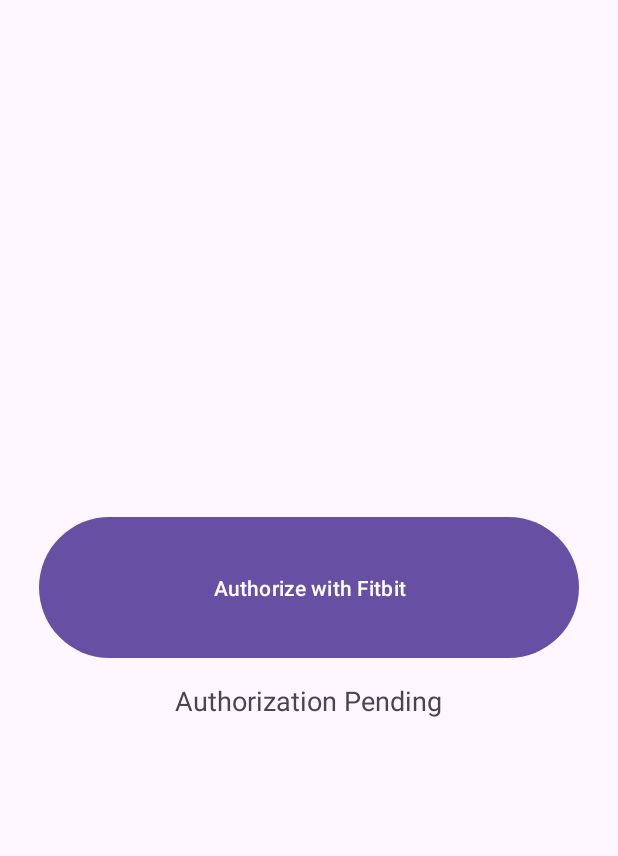
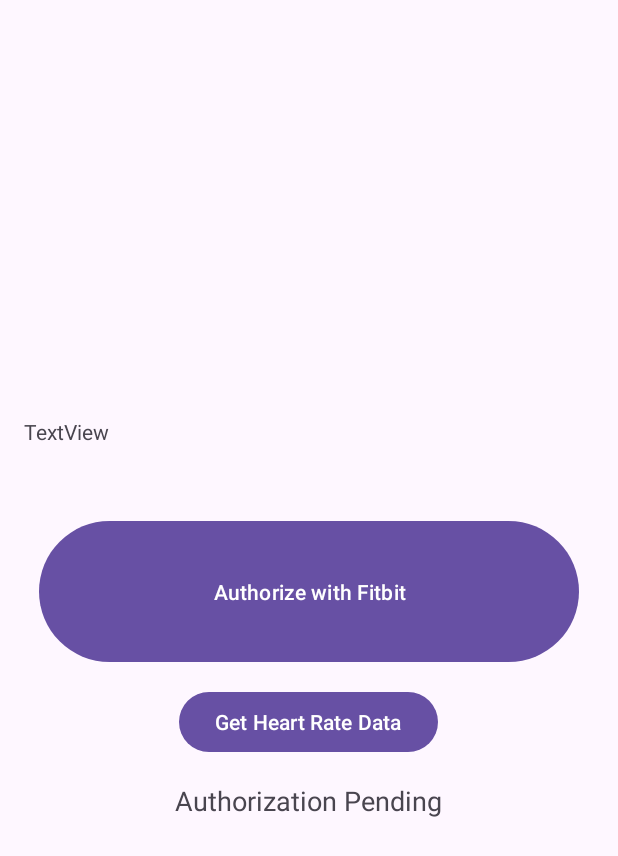
Before and after one commit to PVP-project-K355/pvp_project, an Android app: the MainActivity screen opened directly, with no data from a screen before it, on a phone screen of 412 x 824 dp. Shown: the top 856 px of the screen. Run offline under Robolectric (Android 15) with nearby library versions, the phone set to English and light mode, and no system bars.

Commit message:
authentication done, started implementation of data gathering

```diff
--- a/app/src/main/res/layout/activity_main.xml
+++ b/app/src/main/res/layout/activity_main.xml
@@ -5,14 +5,25 @@
     android:gravity="center"
     android:orientation="vertical"
     android:padding="16dp">
-
+    <TextView
+        android:id="@+id/hearRate"
+        android:layout_width="match_parent"
+        android:layout_height="wrap_content"
+        android:text="TextView" />
     <Button
         android:id="@+id/authorize_button"
         android:layout_width="360dp"
         android:layout_height="94dp"
         android:background="@drawable/button_selector"
-        android:text="Authorize with Fitbit" />
+        android:text="Authorize with Fitbit"
+        android:layout_marginTop="50dp"/>
 
+    <Button
+        android:id="@+id/get_heart_rate_button"
+        android:layout_width="wrap_content"
+        android:layout_height="wrap_content"
+        android:text="Get Heart Rate Data"
+        android:layout_marginTop="16dp"/>
     <TextView
         android:id="@+id/authorization_status"
         android:layout_width="wrap_content"
@@ -20,5 +31,4 @@
         android:layout_marginTop="16dp"
         android:text="Authorization Pending"
         android:textSize="18sp" />
-
 </LinearLayout>
```
Also changed, not shown: app/src/main/java/app/app/MainActivity.kt (+120 -87 lines).
